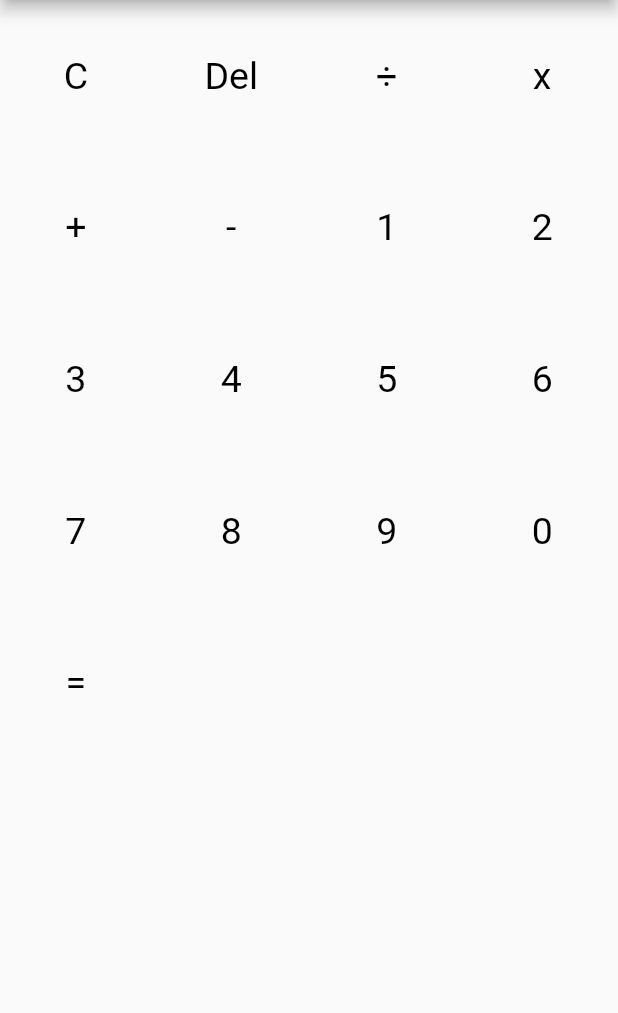
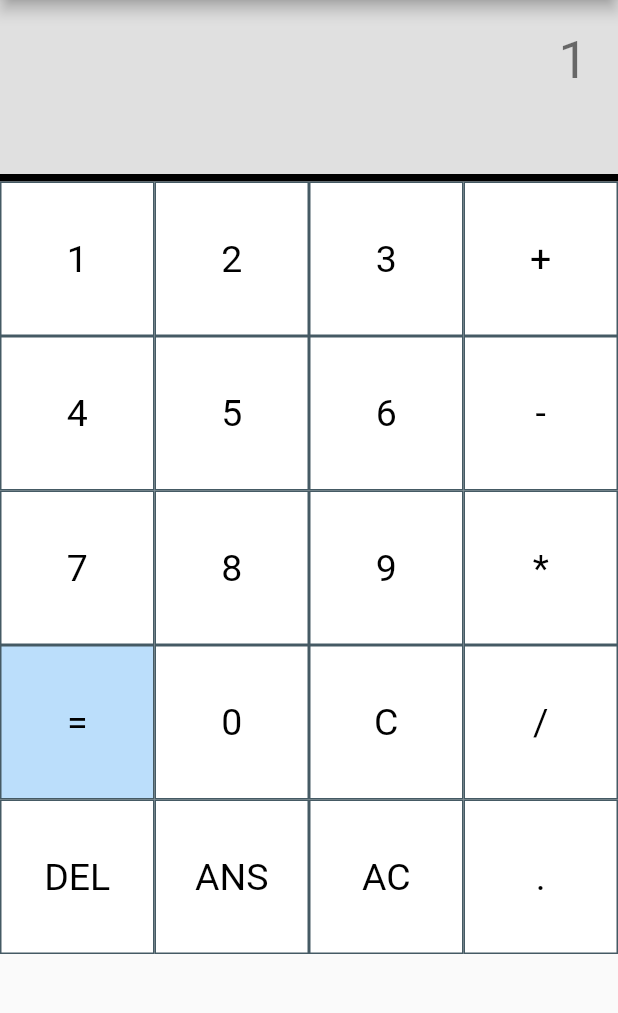
Before and after one commit to olaabi/Dart-Flutter-Calculator, a Flutter app: the screen it shows after launch, after a tap on an icon or button, on a phone screen of 412 x 824 dp, the part 75-1088 px from its top. Run offline on Flutter 3.47's test engine with Material 2 defaults, Android fonts, the phone set to English and light mode, and no system bars; our stand-ins replace math_expressions.

```diff
--- a/calculator/lib/main.dart
+++ b/calculator/lib/main.dart
@@ -29,23 +29,26 @@ class CalculationScreen extends StatefulWidget {
 class _CalculationScreenState extends State<CalculationScreen> {
   // variable to define list of possible buttons
   final List<String> listOfButtons = [
-    'C',
-    'Del',
-    '÷',
-    'x',
-    '+',
-    '-',
     '1',
     '2',
     '3',
+    '+',
     '4',
     '5',
     '6',
+    '-',
     '7',
     '8',
     '9',
+    '*',
+    '=',
     '0',
-    '='
+    'C',
+    '/',
+    'DEL',
+    'ANS',
+    'AC',
+    '.'
   ];
 
   // variables for storing input and answers
@@ -57,34 +60,73 @@ class _CalculationScreenState extends State<CalculationScreen> {
     return Column(
       children: <Widget>[
         // screens with final result and input
-        //
+        Container(
+            color: Colors.grey.shade300,
+            padding: EdgeInsets.all(20),
+            alignment: Alignment.centerRight,
+            child: Column(
+              children: <Widget>[
+                Text(
+                  userInput,
+                  style: TextStyle(color: Colors.black54, fontSize: 35.0),
+                  textAlign: TextAlign.right,
+                ),
+                Text(answer,
+                    style: TextStyle(fontSize: 30.0),
+                    textAlign: TextAlign.right),
+              ],
+            )),
 
+        Divider(
+          color: Colors.black,
+          thickness: 5.0,
+          height: 5.0,
+        ),
         // button placement
         Expanded(
             child: GridView.builder(
                 itemCount: listOfButtons.length,
                 gridDelegate: SliverGridDelegateWithFixedCrossAxisCount(
-                    crossAxisCount: 4, crossAxisSpacing: 2.5),
+                    crossAxisCount: 4, crossAxisSpacing: 0.0),
                 itemBuilder: (BuildContext context, i) {
                   return Container(
+                      height: 10.0,
+                      decoration: BoxDecoration(
+                          color:
+                              (i == 12) ? Colors.blue.shade100 : Colors.white,
+                          border: Border.all(color: Colors.blueGrey.shade700)),
                       child: IconButton(
                         icon: Text(listOfButtons[i],
-                        style: TextStyle(fontSize: 25.0, color: Colors.black)),
+                            style:
+                                TextStyle(fontSize: 25.0, color: Colors.black)),
                         onPressed: () {
                           // Clear
-                      if (i == 0) {
+                          if (i == 14) {
                             setState(() {
                               userInput = '';
                             });
-                      } else if (i == 2 || i == 3 || i == 4 || i == 5) {
-                        if (userInput != '') {
+
+                            // Operators
+                          } else if (i == 3 ||
+                              i == 7 ||
+                              i == 11 ||
+                              i == 15 ||
+                              i == 19) {
+                            String lastChar = userInput.substring(
+                                userInput.length - 1, userInput.length);
+                            if (userInput != '' &&
+                                lastChar != listOfButtons[3] &&
+                                lastChar != listOfButtons[7] &&
+                                lastChar != listOfButtons[11] &&
+                                lastChar != listOfButtons[15] &&
+                                lastChar != listOfButtons[19]) {
                               setState(() {
                                 userInput += listOfButtons[i];
                               });
                             }
                           }
                           // Equals button
-                      else if (i == 16 && userInput != '') {
+                          else if (i == 12 && userInput != '') {
                             setState(() {
                               Parser p = new Parser();
                               Expression expression = p.parse(userInput);
@@ -92,6 +134,31 @@ class _CalculationScreenState extends State<CalculationScreen> {
                                   .evaluate(EvaluationType.REAL, null)
                                   .toString();
                             });
+                          }
+
+                          // Answer memory
+                          else if (i == 17) {
+                            if (answer != '') {
+                              setState(() {
+                                userInput += answer;
+                              });
+                            }
+
+                            // All clear (clears answer and user input)
+                          } else if (i == 18) {
+                            setState(() {
+                              userInput = '';
+                              answer = '';
+                            });
+
+                            // Deletes last digit/symbol
+                          } else if (i == 16) {
+                            if (userInput != '') {
+                              setState(() {
+                                userInput = userInput.substring(
+                                    0, userInput.length - 1);
+                              });
+                            }
                           }
 
                           // Numbers
```
Also changed, not shown: 1 other file. Lines whose indentation alone changed are shown as unchanged.
